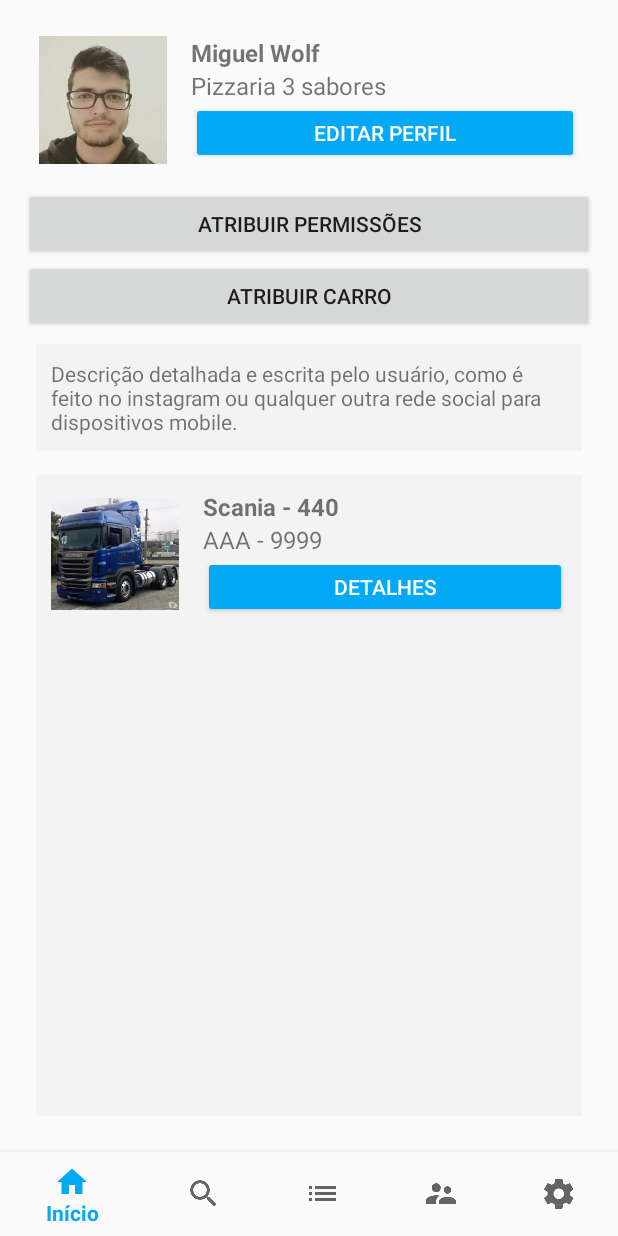
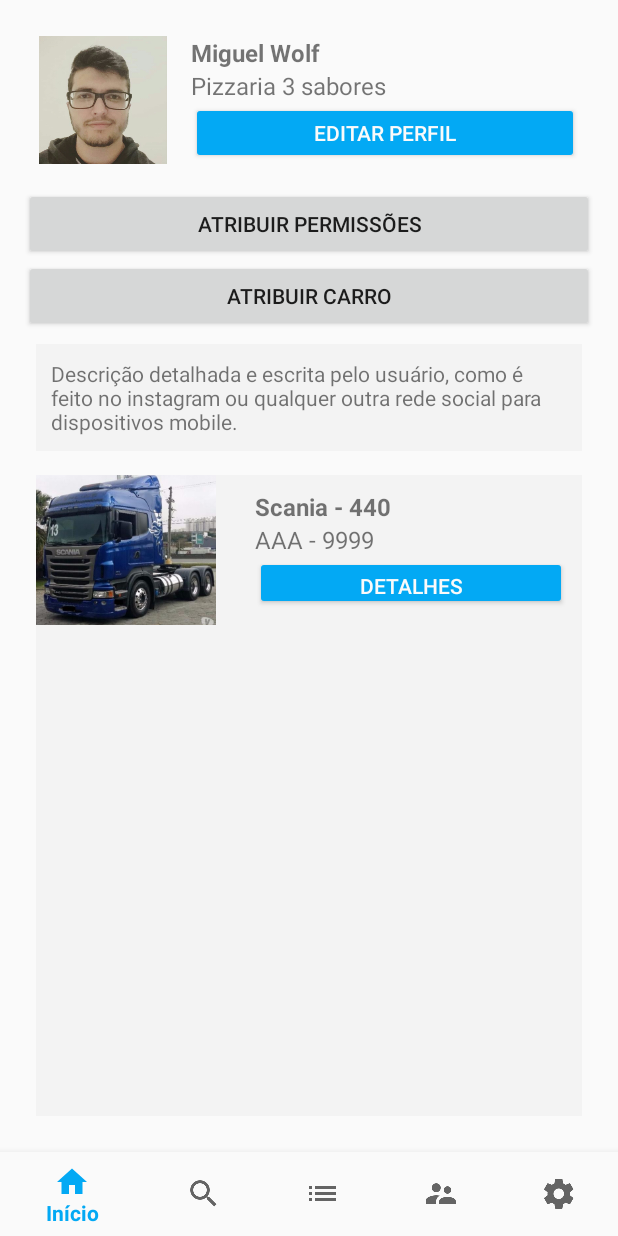
Before and after one commit to miguelwolf/logeasy, an Android app: the PerfilFragment screen opened directly, with no data from a screen before it, on a phone screen of 412 x 824 dp. Run offline under Robolectric (Android 15) with nearby library versions, the phone set to English and light mode, and no system bars; our stand-ins replace CircleImageView, Picasso; pictures from the network do not load.

Commit message:
Atualização da tela de perfil de cliente

```diff
--- a/app/src/main/res/layout/fragment_perfil.xml
+++ b/app/src/main/res/layout/fragment_perfil.xml
@@ -106,14 +106,15 @@
                 android:layout_height="match_parent"
                 android:layout_below="@id/perfil_rl_descricao"
                 android:layout_margin="8dp"
-                android:padding="10dp"
                 android:background="@color/branco_transparente">
 
                 <ImageView
                     android:id="@+id/perfil_iv_carro"
-                    android:layout_width="85dp"
-                    android:layout_height="85dp"
-                    android:layout_marginRight="16dp" />
+                    android:layout_width="120dp"
+                    android:layout_height="100dp"
+                    android:layout_marginRight="16dp"
+                    android:scaleType="centerCrop"
+                    android:src="@drawable/caminhao"/>
 
                 <!--<de.hdodenhof.circleimageview.CircleImageView-->
                 <!--android:id="@+id/perfil_civ_foto"-->
@@ -127,8 +128,9 @@
                 <LinearLayout
                     android:id="@+id/perfil_ll_carro_desc"
                     android:layout_width="match_parent"
-                    android:layout_height="85dp"
+                    android:layout_height="100dp"
                     android:layout_toEndOf="@id/perfil_iv_carro"
+                    android:padding="10dp"
                     android:gravity="center"
                     android:orientation="vertical">
 
```
